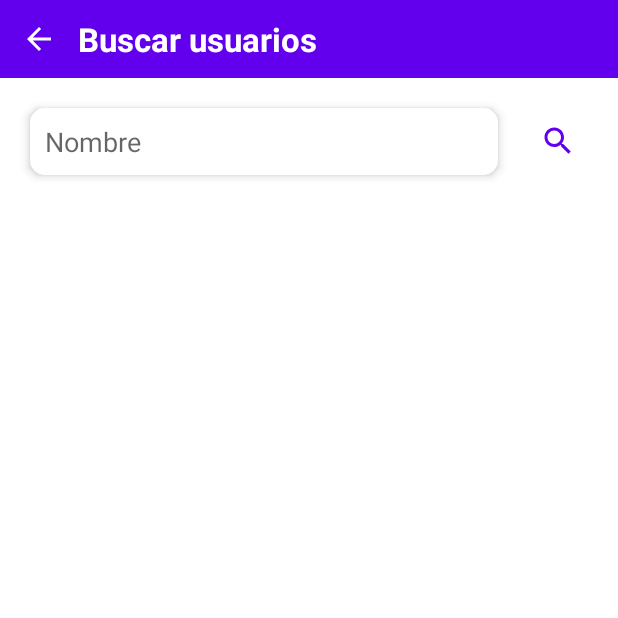
After one commit to PolNun/lpet_chatting, an Android app: the SearchUserActivity screen opened directly, with no data from a screen before it, on a phone screen of 412 x 824 dp, the top half of it. The commit adds this screen. Run offline under Robolectric (Android 15) with nearby library versions, the phone set to English and light mode, and no system bars.

```diff
--- a/app/src/main/AndroidManifest.xml
+++ b/app/src/main/AndroidManifest.xml
@@ -12,6 +12,9 @@
         android:supportsRtl="true"
         android:theme="@style/Theme.LPET_Chatting"
         tools:targetApi="31">
+        <activity
+            android:name=".SearchUserActivity"
+            android:exported="false" />
         <activity
             android:name=".LoginUsernameActivity"
             android:exported="false" />
--- /dev/null
+++ b/app/src/main/java/com/lpet/lpet_chatting/SearchUserActivity.java
@@ -0,0 +1,44 @@
+package com.lpet.lpet_chatting;
+
+import androidx.appcompat.app.AppCompatActivity;
+import androidx.recyclerview.widget.RecyclerView;
+
+import android.os.Bundle;
+import android.widget.EditText;
+import android.widget.ImageButton;
+
+public class SearchUserActivity extends AppCompatActivity {
+    EditText searchUserInput;
+    ImageButton searchUserBtn;
+    ImageButton backBtn;
+    RecyclerView searchUserList;
+
+    @Override
+    protected void onCreate(Bundle savedInstanceState) {
+        super.onCreate(savedInstanceState);
+        setContentView(R.layout.activity_search_user);
+
+        searchUserInput = findViewById(R.id.search_user_input);
+        searchUserBtn = findViewById(R.id.search_user_btn);
+        backBtn = findViewById(R.id.btn_back);
+        searchUserList = findViewById(R.id.search_user_recycler_view);
+
+        searchUserInput.requestFocus();
+        backBtn.setOnClickListener(v -> {
+            onBackPressed();
+        });
+
+        searchUserBtn.setOnClickListener(v -> {
+            String searchTerm = searchUserInput.getText().toString();
+            if (searchTerm.isEmpty() || searchTerm.length() < 3) {
+                searchUserInput.setError("Por favor, ingrese un nombre de usuario válido.");
+                return;
+            }
+            setupRecyclerView(searchTerm);
+        });
+    }
+
+    private void setupRecyclerView(String searchTerm) {
+
+    }
+}
--- /dev/null
+++ b/app/src/main/res/drawable/icon_back.xml
@@ -0,0 +1,5 @@
+<vector android:autoMirrored="true" android:height="24dp"
+    android:tint="#000000" android:viewportHeight="24"
+    android:viewportWidth="24" android:width="24dp" xmlns:android="http://schemas.android.com/apk/res/android">
+    <path android:fillColor="@android:color/white" android:pathData="M20,11H7.83l5.59,-5.59L12,4l-8,8 8,8 1.41,-1.41L7.83,13H20v-2z"/>
+</vector>
--- /dev/null
+++ b/app/src/main/res/drawable/icon_search.xml
@@ -0,0 +1,5 @@
+<vector android:height="24dp" android:tint="#000000"
+    android:viewportHeight="24" android:viewportWidth="24"
+    android:width="24dp" xmlns:android="http://schemas.android.com/apk/res/android">
+    <path android:fillColor="@android:color/white" android:pathData="M15.5,14h-0.79l-0.28,-0.27C15.41,12.59 16,11.11 16,9.5 16,5.91 13.09,3 9.5,3S3,5.91 3,9.5 5.91,16 9.5,16c1.61,0 3.09,-0.59 4.23,-1.57l0.27,0.28v0.79l5,4.99L20.49,19l-4.99,-5zM9.5,14C7.01,14 5,11.99 5,9.5S7.01,5 9.5,5 14,7.01 14,9.5 11.99,14 9.5,14z"/>
+</vector>
--- /dev/null
+++ b/app/src/main/res/layout/activity_search_user.xml
@@ -0,0 +1,76 @@
+<?xml version="1.0" encoding="utf-8"?>
+<RelativeLayout xmlns:android="http://schemas.android.com/apk/res/android"
+    xmlns:app="http://schemas.android.com/apk/res-auto"
+    xmlns:tools="http://schemas.android.com/tools"
+    android:layout_width="match_parent"
+    android:layout_height="match_parent"
+    tools:context=".SearchUserActivity">
+
+    <RelativeLayout
+        android:id="@+id/toolbar"
+        android:layout_width="match_parent"
+        android:layout_height="wrap_content"
+        android:background="@color/primary"
+        android:padding="10dp">
+
+        <TextView
+            android:layout_width="wrap_content"
+            android:layout_height="wrap_content"
+            android:layout_centerVertical="true"
+            android:layout_marginStart="10dp"
+            android:layout_toRightOf="@+id/btn_back"
+            android:text="@string/search_users"
+            android:textColor="@color/white"
+            android:textSize="22sp"
+            android:textStyle="bold" />
+
+        <ImageButton
+            android:id="@+id/btn_back"
+            android:layout_width="32dp"
+            android:layout_height="32dp"
+            android:layout_centerVertical="true"
+            android:background="?attr/selectableItemBackgroundBorderless"
+            android:src="@drawable/icon_back"
+            app:tint="@color/white" />
+    </RelativeLayout>
+
+    <RelativeLayout
+        android:id="@+id/main_toolbar"
+        android:layout_width="match_parent"
+        android:layout_height="wrap_content"
+        android:layout_below="@+id/toolbar"
+        android:layout_margin="10dp">
+
+        <EditText
+            android:layout_width="match_parent"
+            android:layout_height="wrap_content"
+            android:layout_margin="10dp"
+            android:layout_toLeftOf="@+id/search_user_btn"
+            android:background="@drawable/edit_text_rounder_corner"
+            android:elevation="4dp"
+            android:id="@+id/search_user_input"
+            android:hint="@string/username"
+            android:padding="10dp" />
+
+        <ImageButton
+            android:id="@+id/search_user_btn"
+            android:layout_width="40dp"
+            android:layout_height="40dp"
+            android:layout_alignParentEnd="true"
+            android:layout_centerVertical="true"
+            android:layout_margin="10dp"
+            android:background="?attr/selectableItemBackgroundBorderless"
+            android:padding="4dp"
+            android:src="@drawable/icon_search"
+            app:tint="@color/primary" />
+
+    </RelativeLayout>
+
+    <androidx.recyclerview.widget.RecyclerView
+        android:id="@+id/search_user_recycler_view"
+        android:layout_width="match_parent"
+        android:layout_height="wrap_content"
+        android:layout_below="@+id/main_toolbar"
+        android:padding="10dp" />
+
+</RelativeLayout>
--- a/app/src/main/res/values/strings.xml
+++ b/app/src/main/res/values/strings.xml
@@ -1,5 +1,5 @@
 <resources>
-    <string name="app_name">LPET_Chatting</string>
+    <string name="app_name">LPET</string>
     <string name="lpet">LPET</string>
     <string name="developed_by"><![CDATA[Desarrollado con <3 por LPET, Inc.]]></string>
     <string name="input_your_number">Ingresá tu número de teléfono</string>
@@ -12,4 +12,7 @@
     <string name="input_your_username">Ingresá tu nombre de usuario</string>
     <string name="username">Nombre</string>
     <string name="login">Ingresar</string>
+    <!-- TODO: Remove or change this placeholder text -->
+    <string name="hello_blank_fragment">Hello blank fragment</string>
+    <string name="search_users">Buscar usuarios</string>
 </resources>
```
Also changed, not shown: app/src/main/java/com/lpet/lpet_chatting/ChatFragment.java (added, +20 -0 lines), app/src/main/java/com/lpet/lpet_chatting/MainActivity.java (+37 -0 lines), app/src/main/java/com/lpet/lpet_chatting/ProfileFragment.java (added, +21 -0 lines), app/src/main/res/layout/activity_main.xml (+48 -9 lines), app/src/main/res/layout/fragment_chat.xml (added, +15 -0 lines), app/src/main/res/layout/fragment_profile.xml (added, +15 -0 lines), app/src/main/res/menu/bottom_navigation_menu.xml (added, +12 -0 lines), app/src/main/java/com/lpet/lpet_chatting/models/User.java (line endings or trailing spaces).
